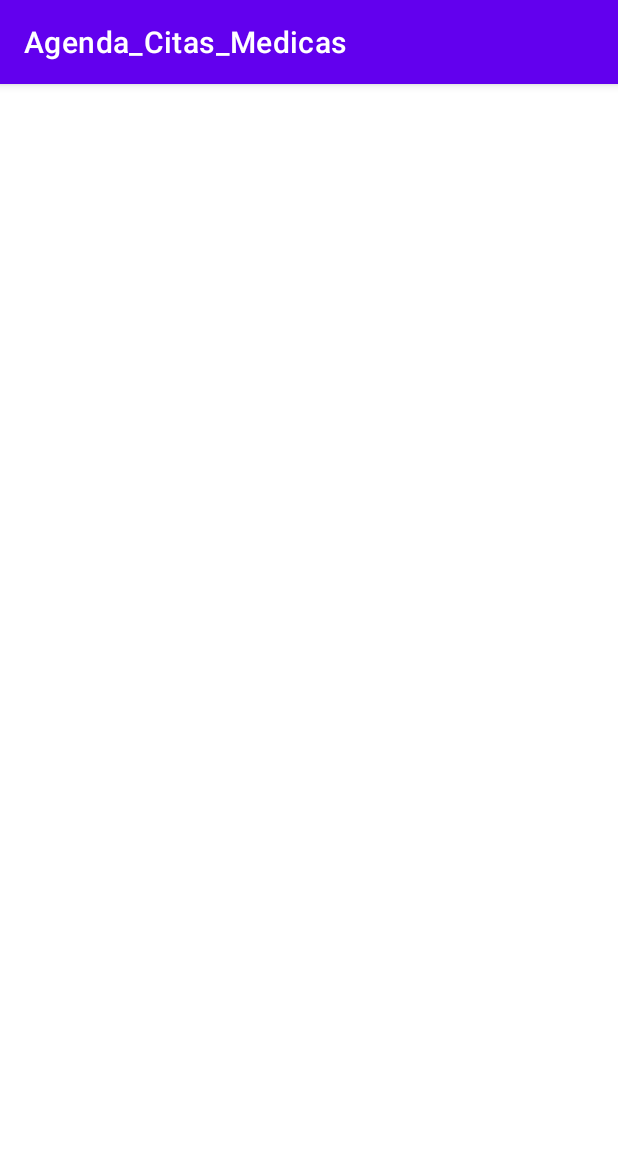
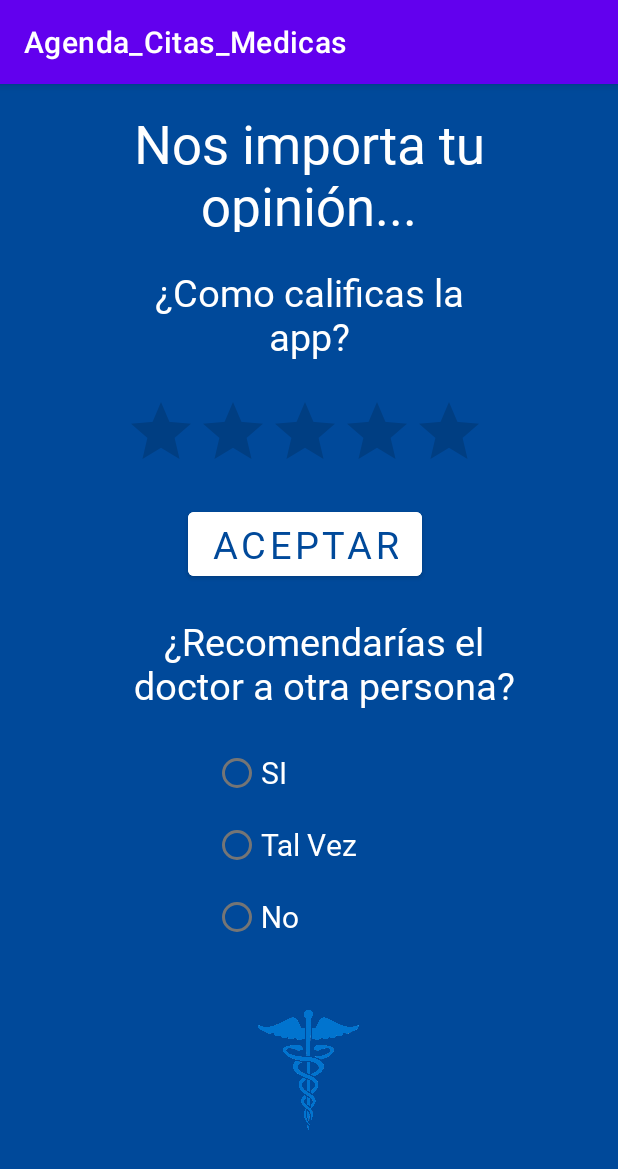
Before and after one commit to GeovannyDzDEV/Agenda_Citas_Medicas, an Android app: the calificanos screen opened directly, with no data from a screen before it, on a phone screen of 412 x 824 dp. Shown: the top 1169 px of the screen. Run offline under Robolectric (Android 15) with nearby library versions, the phone set to English and light mode, and no system bars.

Commit message:
Repositorio creado, pendiente vinculación con base de datos

```diff
--- a/app/src/main/java/com/example/agenda_citas_medicas/calificanos.java
+++ b/app/src/main/java/com/example/agenda_citas_medicas/calificanos.java
@@ -3,12 +3,28 @@ package com.example.agenda_citas_medicas;
 import androidx.appcompat.app.AppCompatActivity;
 
 import android.os.Bundle;
+import android.view.View;
+import android.widget.Button;
+import android.widget.RatingBar;
+import android.widget.Toast;
 
 public class calificanos extends AppCompatActivity {
+    RatingBar ratingBar;
+    Button boton;
 
     @Override
     protected void onCreate(Bundle savedInstanceState) {
         super.onCreate(savedInstanceState);
         setContentView(R.layout.activity_calificanos);
+        ratingBar = (RatingBar) findViewById(R.id.raiting);
+        boton = (Button) findViewById(R.id.raitingbutton);
+        boton.setOnClickListener(new View.OnClickListener(){
+
+            @Override
+            public void onClick(View view) {
+                String rating = String.valueOf(ratingBar.getRating());
+                Toast.makeText(getApplicationContext(), rating, Toast.LENGTH_SHORT).show();
+            }
+        });
     }
 }
--- a/app/src/main/res/layout/activity_calificanos.xml
+++ b/app/src/main/res/layout/activity_calificanos.xml
@@ -4,6 +4,129 @@
     xmlns:tools="http://schemas.android.com/tools"
     android:layout_width="match_parent"
     android:layout_height="match_parent"
+    android:background="@color/blue_bass"
     tools:context=".calificanos">
 
+    <TextView
+        android:id="@+id/textView18"
+        style="@style/style_body"
+        android:layout_width="0dp"
+        android:layout_height="0dp"
+        android:layout_marginStart="76dp"
+        android:layout_marginTop="16dp"
+        android:layout_marginEnd="76dp"
+        android:layout_marginBottom="13dp"
+        android:gravity="center"
+        android:text="Nos importa tu opinión..."
+        android:textSize="35dp"
+        app:layout_constraintBottom_toTopOf="@+id/textView19"
+        app:layout_constraintEnd_toEndOf="parent"
+        app:layout_constraintStart_toStartOf="parent"
+        app:layout_constraintTop_toTopOf="parent" />
+
+    <RatingBar
+        android:id="@+id/raiting"
+        android:layout_width="wrap_content"
+        android:layout_height="wrap_content"
+
+        android:layout_marginStart="9dp"
+        android:layout_marginBottom="14dp"
+        app:layout_constraintBottom_toTopOf="@+id/raitingbutton"
+        app:layout_constraintStart_toStartOf="@+id/textView19"
+        app:layout_constraintTop_toBottomOf="@+id/textView19" />
+
+    <TextView
+        android:id="@+id/textView19"
+        style="@style/style_body"
+        android:layout_width="0dp"
+        android:layout_height="0dp"
+        android:layout_marginStart="74dp"
+        android:layout_marginEnd="74dp"
+        android:layout_marginBottom="13dp"
+        android:gravity="center"
+        android:text="¿Como calificas la app?"
+        android:textSize="25dp"
+        app:layout_constraintBottom_toTopOf="@+id/raiting"
+        app:layout_constraintEnd_toEndOf="parent"
+        app:layout_constraintStart_toStartOf="parent"
+        app:layout_constraintTop_toBottomOf="@+id/textView18" />
+
+    <RadioGroup
+        android:id="@+id/radioGroup"
+        android:layout_width="128dp"
+        android:layout_height="148dp"
+        android:layout_marginBottom="32dp"
+        app:layout_constraintBottom_toTopOf="@+id/imageView4"
+        app:layout_constraintEnd_toEndOf="parent"
+        app:layout_constraintStart_toStartOf="parent"
+        app:layout_constraintTop_toBottomOf="@+id/textView20">
+
+
+        <RadioButton
+            style="@style/style_body"
+            android:layout_width="wrap_content"
+            android:layout_height="wrap_content"
+            android:text="SI"
+            android:textSize="20dp"
+            tools:layout_editor_absoluteX="45dp"
+            tools:layout_editor_absoluteY="314dp" />
+
+        <RadioButton
+            style="@style/style_body"
+            android:layout_width="wrap_content"
+            android:layout_height="wrap_content"
+            android:text="Tal Vez"
+            android:textSize="20dp"
+            tools:layout_editor_absoluteX="45dp"
+            tools:layout_editor_absoluteY="314dp" />
+
+        <RadioButton
+            style="@style/style_body"
+            android:layout_width="wrap_content"
+            android:layout_height="wrap_content"
+            android:text="No"
+            android:textSize="20dp"
+            tools:layout_editor_absoluteX="45dp"
+            tools:layout_editor_absoluteY="314dp" />
+
+    </RadioGroup>
+
+    <ImageView
+        android:id="@+id/imageView4"
+        android:layout_width="81dp"
+        android:layout_height="0dp"
+        android:layout_marginEnd="24dp"
+        android:layout_marginBottom="70dp"
+        android:src="@drawable/medicina"
+        app:layout_constraintBottom_toBottomOf="parent"
+        app:layout_constraintEnd_toEndOf="@+id/radioGroup"
+        app:layout_constraintTop_toBottomOf="@+id/radioGroup" />
+
+    <TextView
+        android:id="@+id/textView20"
+        style="@style/style_body"
+        android:layout_width="259dp"
+        android:layout_height="0dp"
+        android:layout_marginEnd="66dp"
+        android:layout_marginBottom="8dp"
+        android:gravity="center"
+        android:text="¿Recomendarías el doctor a otra persona?"
+        android:textSize="25dp"
+        app:layout_constraintBottom_toTopOf="@+id/radioGroup"
+        app:layout_constraintEnd_toEndOf="parent"
+        app:layout_constraintTop_toBottomOf="@+id/raitingbutton" />
+
+    <Button
+        android:id="@+id/raitingbutton"
+        style="@style/style_button_light"
+        android:layout_width="wrap_content"
+        android:layout_height="wrap_content"
+        android:layout_marginBottom="11dp"
+        android:text="Aceptar"
+        app:layout_constraintBottom_toTopOf="@+id/textView20"
+        app:layout_constraintEnd_toEndOf="@+id/raiting"
+        app:layout_constraintStart_toStartOf="@+id/raiting"
+        app:layout_constraintTop_toBottomOf="@+id/raiting" />
+
+
 </androidx.constraintlayout.widget.ConstraintLayout>
--- a/app/src/main/res/layout/activity_progressbar.xml
+++ b/app/src/main/res/layout/activity_progressbar.xml
@@ -59,4 +59,14 @@
         app:layout_constraintStart_toStartOf="parent"
         app:layout_constraintTop_toBottomOf="@+id/progressBar" />
 
+    <ImageView
+        android:id="@+id/imageView4"
+        android:layout_width="103dp"
+        android:layout_height="83dp"
+        android:layout_gravity="center"
+        android:src="@drawable/medicina"
+        app:layout_constraintEnd_toEndOf="parent"
+        app:layout_constraintStart_toStartOf="parent"
+        app:layout_constraintTop_toBottomOf="@+id/textView5" />
+
 </LinearLayout>
--- a/app/src/main/res/values/colors.xml
+++ b/app/src/main/res/values/colors.xml
@@ -3,7 +3,7 @@
     <color name="purple_200">#FFBB86FC</color>
     <color name="purple_500">#FF6200EE</color>
     <color name="purple_700">#FF3700B3</color>
-    <color name="teal_200">#FF03DAC5</color>
+    <color name="teal_200">#FFBF00</color>
     <color name="teal_700">#FF018786</color>
     <color name="black">#FF000000</color>
     <color name="white">#FFFFFFFF</color>
```
